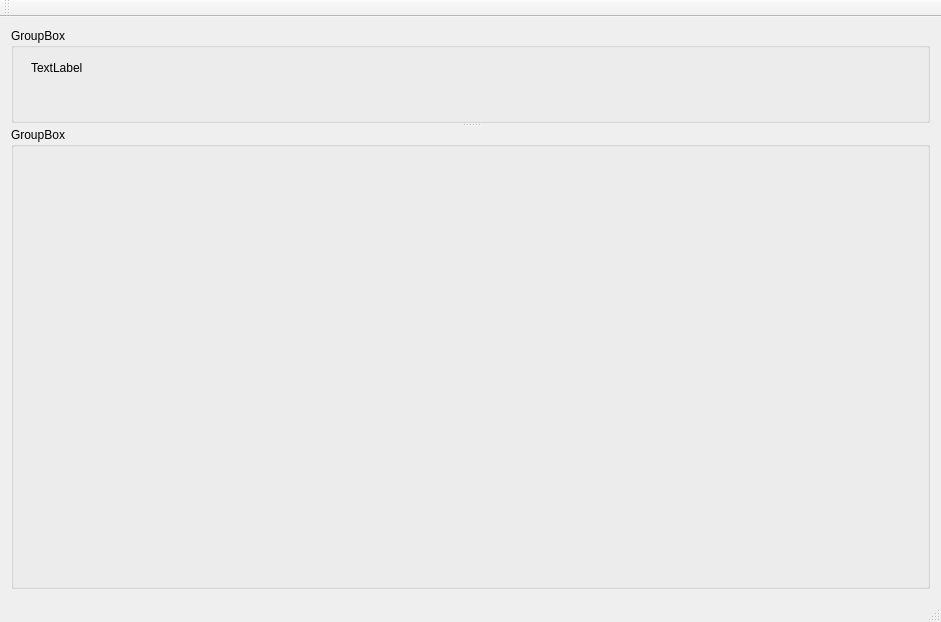
Qt form mainwindow.ui (poorpool/linkmeup) before a commit.
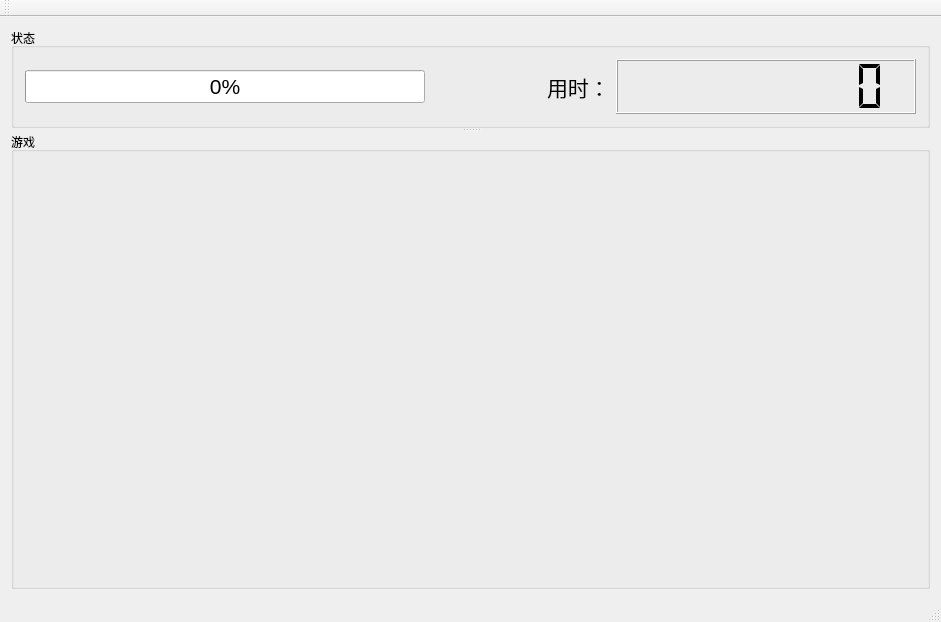
The same form after that commit.

Commit message: 添加了状态、音效，完善了弹窗

The edit to the form file:
```diff
--- a/mainwindow.ui
+++ b/mainwindow.ui
@@ -21,26 +21,95 @@
        <enum>Qt::Vertical</enum>
       </property>
       <widget class="QGroupBox" name="groupBox">
+       <property name="minimumSize">
+        <size>
+         <width>0</width>
+         <height>100</height>
+        </size>
+       </property>
+       <property name="maximumSize">
+        <size>
+         <width>16777215</width>
+         <height>100</height>
+        </size>
+       </property>
        <property name="title">
-        <string>GroupBox</string>
+        <string>状态</string>
        </property>
-       <widget class="QLabel" name="label">
-        <property name="geometry">
-         <rect>
-          <x>20</x>
-          <y>30</y>
-          <width>59</width>
-          <height>20</height>
-         </rect>
-        </property>
-        <property name="text">
-         <string>TextLabel</string>
-        </property>
-       </widget>
+       <layout class="QGridLayout" name="gridLayout_4">
+        <item row="0" column="0">
+         <layout class="QHBoxLayout" name="horizontalLayout_2">
+          <item>
+           <widget class="QProgressBar" name="progressBar">
+            <property name="minimumSize">
+             <size>
+              <width>400</width>
+              <height>0</height>
+             </size>
+            </property>
+            <property name="font">
+             <font>
+              <pointsize>16</pointsize>
+             </font>
+            </property>
+            <property name="value">
+             <number>0</number>
+            </property>
+           </widget>
+          </item>
+          <item>
+           <spacer name="horizontalSpacer_3">
+            <property name="orientation">
+             <enum>Qt::Horizontal</enum>
+            </property>
+            <property name="sizeHint" stdset="0">
+             <size>
+              <width>40</width>
+              <height>20</height>
+             </size>
+            </property>
+           </spacer>
+          </item>
+          <item>
+           <widget class="QLabel" name="label_2">
+            <property name="font">
+             <font>
+              <pointsize>16</pointsize>
+             </font>
+            </property>
+            <property name="text">
+             <string>用时：</string>
+            </property>
+           </widget>
+          </item>
+          <item>
+           <widget class="QLCDNumber" name="lcdNumber">
+            <property name="minimumSize">
+             <size>
+              <width>300</width>
+              <height>0</height>
+             </size>
+            </property>
+            <property name="font">
+             <font>
+              <pointsize>16</pointsize>
+             </font>
+            </property>
+            <property name="digitCount">
+             <number>9</number>
+            </property>
+            <property name="segmentStyle">
+             <enum>QLCDNumber::Flat</enum>
+            </property>
+           </widget>
+          </item>
+         </layout>
+        </item>
+       </layout>
       </widget>
       <widget class="QGroupBox" name="groupBox_2">
        <property name="title">
-        <string>GroupBox</string>
+        <string>游戏</string>
        </property>
        <layout class="QGridLayout" name="gridLayout_3">
         <item row="0" column="0">
```
The commit also changes 7 other files.
